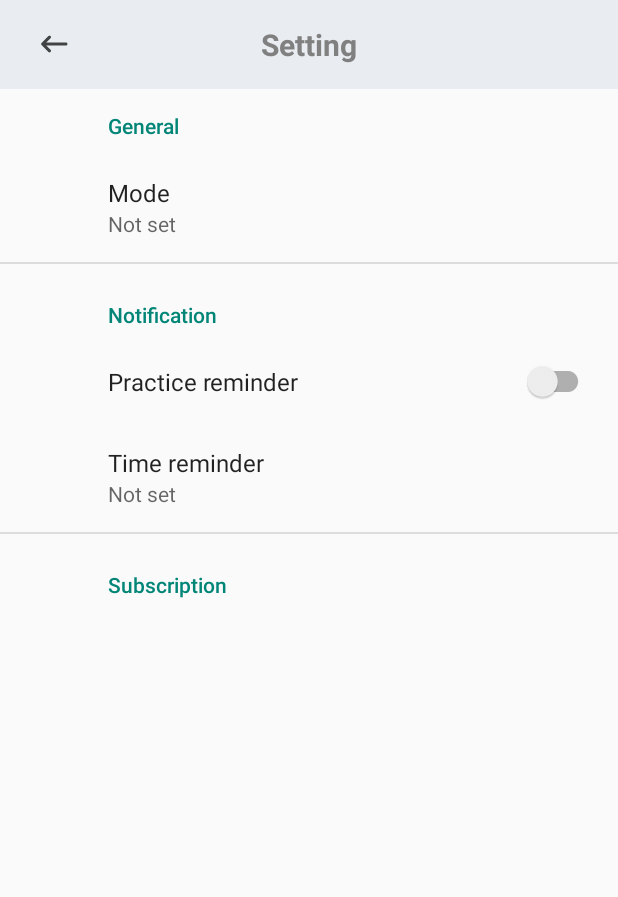
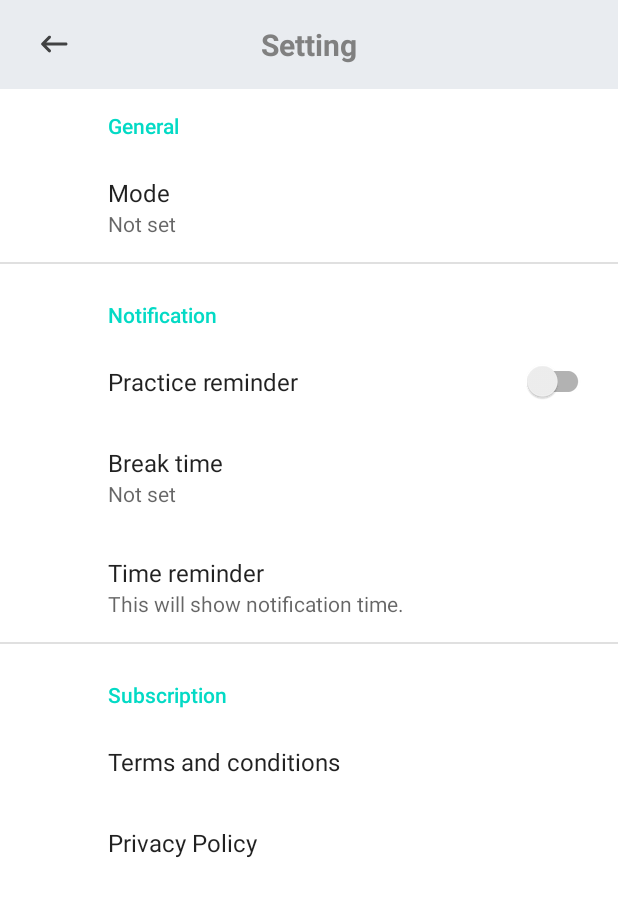
Before and after one commit to henefisa/flashcard, an Android app: the SettingsActivity screen opened directly, with no data from a screen before it, on a phone screen of 412 x 824 dp. Shown: the top 897 px of the screen. Run offline under Robolectric (Android 15) with nearby library versions, the phone set to English and light mode, and no system bars; our stand-ins replace androidx.preference.

Commit message:
notification_setting

```diff
--- a/app/src/main/AndroidManifest.xml
+++ b/app/src/main/AndroidManifest.xml
@@ -3,7 +3,6 @@
     package="com.xfs.flashcard">
 
     <uses-permission android:name="android.permission.INTERNET" />
-    <uses-permission android:name="android.permission.WAKE_LOCK" />
     <uses-permission android:name="android.permission.ACCESS_COARSE_LOCATION" />
 
     <application
@@ -12,7 +11,8 @@
         android:label="@string/app_name"
         android:roundIcon="@mipmap/ic_launcher_round"
         android:supportsRtl="true"
-        android:theme="@style/AppTheme.NoActionBar">
+        android:theme="@style/AppTheme">
+        <receiver android:name=".activities.MyBroadcastReceiver" />
         <activity android:name=".activities.ResultQuizActivity"/>
         <activity android:name=".activities.QuizActivity"/>
         <activity android:name=".activities.CompleteLesson"/>
--- a/app/src/main/java/com/xfs/flashcard/activities/QuizActivity.kt
+++ b/app/src/main/java/com/xfs/flashcard/activities/QuizActivity.kt
@@ -30,10 +30,7 @@ class QuizActivity : AppCompatActivity(), View.OnClickListener {
 
         val que1 = Question("2","What is this?","https://www.lushusa.com/dw/image/v2/BDMQ_PRD/on/demandware.static/-/Library-Sites-LushSharedLibrary/default/dwf97cb700/images/ingredients/10424.jpg?sw=250&sh=250&sm=fit",
             "mango","banana","orange","grape",3)
-        val que2 = Question("3","What is this?","https://www.lushusa.com/dw/image/v2/BDMQ_PRD/on/demandware.static/-/Library-Sites-LushSharedLibrary/default/dwf97cb700/images/ingredients/10424.jpg?sw=250&sh=250&sm=fit",
-            "banana","orange","mango","grape",2)
         questionList.add(que1)
-        questionList.add(que2)
 
         getQuestion()
 
@@ -142,7 +139,8 @@ class QuizActivity : AppCompatActivity(), View.OnClickListener {
         }
 
         progressBar.progress = currentPosition
-        tv_progress.text="$currentPosition" + "/" + progressBar.max
+        var maxProgressBar = questionList.size
+        tv_progress.text="$currentPosition" + "/" + maxProgressBar
         tv_question.text = question.question
         Picasso.get().load(question.img).placeholder(R.drawable.icon_img).into(findViewById<ImageView>(R.id.iv_image))
         tv_optionOne.text = question.optionOne
--- /dev/null
+++ b/app/src/main/java/com/xfs/flashcard/preference/TimePickerPreference.kt
@@ -0,0 +1,32 @@
+package com.xfs.flashcard.preference
+
+import android.content.Context
+import android.util.AttributeSet
+import androidx.preference.DialogPreference
+
+// This class is used in our preference where user can pick a time for notifications to appear.
+// Specifically, this class is responsible for saving/retrieving preference data.
+class TimePickerPreference(context: Context?, attrs: AttributeSet?) : DialogPreference(context, attrs) {
+
+    fun getPersistedMinutesFromMidnight(): Int {
+        return super.getPersistedInt(DEFAULT_MINUTES_FROM_MIDNIGHT)
+    }
+
+    // Save preference
+    fun persistMinutesFromMidnight(minutesFromMidnight: Int) {
+        super.persistInt(minutesFromMidnight)
+        notifyChanged()
+    }
+
+    override fun onSetInitialValue(defaultValue: Any?) {
+        super.onSetInitialValue(defaultValue)
+    }
+
+    // Mostly for default values
+    companion object {
+        // By default we want notification to appear at 9 AM each time.
+        private const val DEFAULT_HOUR = 9
+        const val DEFAULT_MINUTES_FROM_MIDNIGHT = DEFAULT_HOUR * 60
+    }
+
+}
--- a/app/src/main/res/layout/activity_homepage.xml
+++ b/app/src/main/res/layout/activity_homepage.xml
@@ -28,6 +28,7 @@
 
                 <ListView
                     android:id="@+id/list"
+                    android:background="@color/white"
                     android:layout_width="match_parent"
                     android:layout_height="wrap_content" />
             </LinearLayout>
--- a/app/src/main/res/layout/activity_result_quiz.xml
+++ b/app/src/main/res/layout/activity_result_quiz.xml
@@ -48,9 +48,9 @@
         android:layout_width="match_parent"
         android:layout_height="wrap_content"
         android:layout_marginTop="120dp"
-        android:background="@color/mintCream"
+        android:backgroundTint="@color/mintCream"
         android:text="COMPLETE"
         android:textColor="@color/green"
-        android:textSize="18sp"
+        android:textSize="25sp"
         android:textStyle="bold" />
 </LinearLayout>
--- /dev/null
+++ b/app/src/main/res/values-night/colors.xml
@@ -0,0 +1,8 @@
+<?xml version="1.0" encoding="utf-8"?>
+<resources>
+    <color name="colorPrimary">#BB86FC</color>
+    <color name="colorPrimaryDark">#3700B3</color>
+    <color name="colorAccent">#03DAC5</color>
+    <color name="white">#B8000000</color>
+    <color name="black">#ffffff</color>
+</resources>
--- a/app/src/main/res/values/arrays.xml
+++ b/app/src/main/res/values/arrays.xml
@@ -3,7 +3,7 @@
         <item>Dark</item>
         <item>Light</item>
     </string-array>
-    <string-array name="time_remider">
+    <string-array name="break_time">
         <item>15min</item>
         <item>30min</item>
     </string-array>
--- a/app/src/main/res/values/colors.xml
+++ b/app/src/main/res/values/colors.xml
@@ -15,5 +15,6 @@
     <color name="red">#FF0000</color>
     <color name="mintCream">#F5FFFA</color>
     <color name="green">#008000</color>
-    <color name="MediumSlateBlue">#7B68EE</color>
+    <color name="MediumSlateBlue">#4792ED</color>
+    <color name="black">#363A43</color>
 </resources>
--- a/app/src/main/res/values/styles.xml
+++ b/app/src/main/res/values/styles.xml
@@ -1,14 +1,10 @@
 <resources>
     <!-- Base application theme. -->
-    <style name="AppTheme" parent="Theme.AppCompat.Light.DarkActionBar">
+    <style name="AppTheme" parent="Theme.MaterialComponents.DayNight.NoActionBar">
         <!-- Customize your theme here. -->
         <item name="colorPrimary">@color/colorPrimary</item>
         <item name="colorPrimaryDark">@color/colorPrimaryDark</item>
         <item name="colorAccent">@color/colorAccent</item>
     </style>
-    <style name="AppTheme.NoActionBar" parent="Theme.AppCompat.Light.DarkActionBar">
-        <item name="windowActionBar">false</item>
-        <item name="windowNoTitle">true</item>
-    </style>
 
 </resources>
--- a/app/src/main/res/xml/root_preferences.xml
+++ b/app/src/main/res/xml/root_preferences.xml
@@ -9,24 +9,33 @@
             app:title="Mode"
             app:useSimpleSummaryProvider="true" />
     </PreferenceCategory>
-
     <PreferenceCategory app:title="Notification">
-
         <SwitchPreferenceCompat
             app:key="practice_reminder"
-            app:title="Practice reminder"
-            />
+            app:title="Practice reminder" />
         <ListPreference
             app:defaultValue="reply"
-            app:entries="@array/time_remider"
-            app:entryValues="@array/time_remider"
-            app:key="time_reminder"
-            app:title="Time reminder"
+            app:entries="@array/break_time"
+            app:entryValues="@array/break_time"
+            app:key="break_time"
+            app:title="Break time"
             app:useSimpleSummaryProvider="true" />
+        <com.xfs.flashcard.preference.TimePickerPreference
+            android:key="time_reminder"
+            android:title="Time reminder"
+            android:summary="This will show notification time."
+            android:defaultValue="90" />
     </PreferenceCategory>
 
     <PreferenceCategory app:title="Subscription">
-
+        <PreferenceScreen
+            android:key="pref_Term_and_Condition"
+            android:title="Terms and conditions"
+            />
+        <PreferenceScreen
+            android:key="pref_Policy"
+            android:title="Privacy Policy"
+            />
     </PreferenceCategory>
 
 </PreferenceScreen>
```
Also changed, not shown: app/src/main/java/com/xfs/flashcard/activities/MyBroadcastReceiver.kt (added, +15 -0 lines), app/src/main/java/com/xfs/flashcard/activities/SettingsActivity.kt (+102 -9 lines), app/src/main/java/com/xfs/flashcard/preference/TimePickerPreferenceDialog.kt (added, +45 -0 lines), app/src/main/res/layout/activity_quiz.xml (+4 -4 lines).
